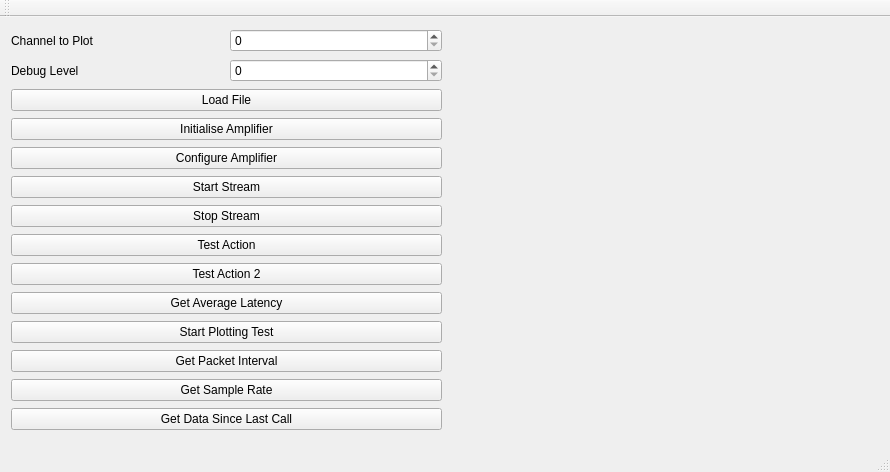
Qt form cpp-generic/demo/biryani-demo/mainwindow.ui (EspoTek/Biryani) before a commit.
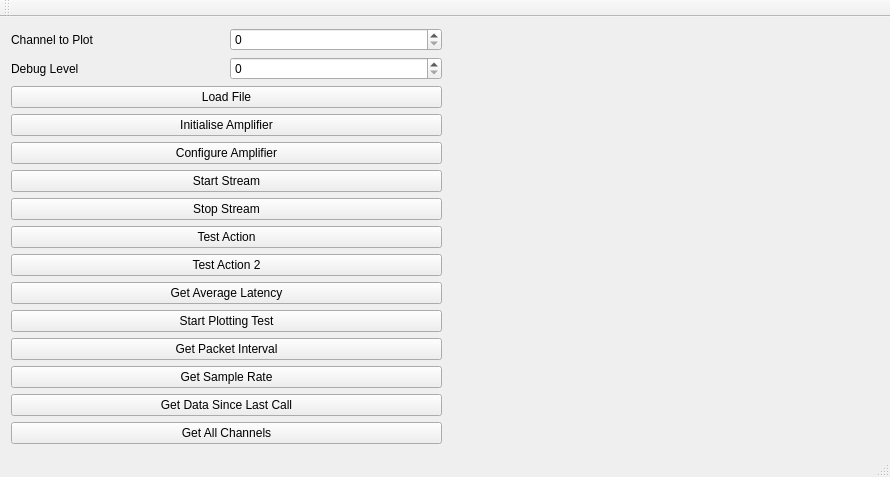
The same form after that commit. Custom widgets are drawn as their Qt base class.

Commit message: "get all channels" synchronised function in place.

Diff of the .ui file:
```diff
--- a/cpp-generic/demo/biryani-demo/mainwindow.ui
+++ b/cpp-generic/demo/biryani-demo/mainwindow.ui
@@ -137,6 +137,13 @@
         </property>
        </widget>
       </item>
+      <item>
+       <widget class="QPushButton" name="getAllChannelsButton">
+        <property name="text">
+         <string>Get All Channels</string>
+        </property>
+       </widget>
+      </item>
      </layout>
     </item>
     <item>
```
The commit also changes 52 other files.
